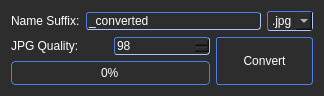
First picture: the form in convertimagesdialog.ui, repository Theverat/ImagePreview, before the edit.
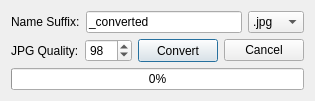
Second picture: the form after the edit.

Diff of the .ui file:
```diff
--- a/convertimagesdialog.ui
+++ b/convertimagesdialog.ui
@@ -6,8 +6,8 @@
    <rect>
     <x>0</x>
     <y>0</y>
-    <width>324</width>
-    <height>96</height>
+    <width>296</width>
+    <height>98</height>
    </rect>
   </property>
   <property name="sizePolicy">
@@ -25,16 +25,12 @@
   <property name="maximumSize">
    <size>
     <width>16777215</width>
-    <height>96</height>
+    <height>98</height>
    </size>
   </property>
   <property name="windowTitle">
    <string>Convert Images</string>
   </property>
-  <property name="styleSheet">
-   <string notr="true">background-color: rgb(45, 45, 45);
-color: #fff;</string>
-  </property>
   <layout class="QVBoxLayout" name="verticalLayout">
    <item>
     <layout class="QHBoxLayout" name="horizontalLayout">
@@ -50,20 +46,6 @@
        <property name="autoFillBackground">
         <bool>false</bool>
        </property>
-       <property name="styleSheet">
-        <string notr="true">color: rgb(255, 255, 255);
-
-background-color: qlineargradient(
-x1: 0, y1: 0, x2: 0, y2: 1,
-stop: 0 #333, stop: 1 #444);
-
-border-style: inset;
-border-width: 1px;
-border-color: rgb(74, 127, 227);
-border-radius: 3px;
-
-</string>
-       </property>
        <property name="text">
         <string>_converted</string>
        </property>
@@ -89,23 +71,6 @@
        <property name="autoFillBackground">
         <bool>false</bool>
        </property>
-       <property name="styleSheet">
-        <string notr="true">QComboBox {
-background-color: qlineargradient(
-	x1: 0, y1: 0, x2: 0, y2: 1,
-	stop: 0 #333, stop: 1 #444);
-color: rgb(255, 255, 255);
-
-border-style: inset;
-border-width: 1px;
-border-color: rgb(74, 127, 227);
-border-radius: 3px;
-}
-
-QComboBox::down-arrow {
-	color: rgb(158, 158, 158, 0);
-}</string>
-       </property>
        <property name="sizeAdjustPolicy">
         <enum>QComboBox::AdjustToContentsOnFirstShow</enum>
        </property>
@@ -147,29 +112,29 @@
     </layout>
    </item>
    <item>
-    <layout class="QGridLayout" name="gridLayout">
-     <item row="0" column="1">
+    <layout class="QHBoxLayout" name="horizontalLayout_3">
+     <item>
+      <spacer name="horizontalSpacer_2">
+       <property name="orientation">
+        <enum>Qt::Horizontal</enum>
+       </property>
+       <property name="sizeHint" stdset="0">
+        <size>
+         <width>40</width>
+         <height>20</height>
+        </size>
+       </property>
+      </spacer>
+     </item>
+     <item>
+      <widget class="QLabel" name="label_jpgQuality">
+       <property name="text">
+        <string>JPG Quality:</string>
+       </property>
+      </widget>
+     </item>
+     <item>
       <widget class="QSpinBox" name="spinBox_jpgQuality">
-       <property name="styleSheet">
-        <string notr="true">QSpinBox {
-	border-style: inset;
-border-width: 1px;
-border-color: rgb(74, 127, 227);
-border-radius: 3px;
-
-background-color: qlineargradient(
-	x1: 0, y1: 0, x2: 0, y2: 1,
-	stop: 0 #333, stop: 1 #444);
- }
-
-QSpinBox::up-arrow {
-    color: rgb(180, 180, 180);
- }
-
-QSpinBox::down-arrow {
-    color: rgb(180, 180, 180);
- }</string>
-       </property>
        <property name="minimum">
         <number>1</number>
        </property>
@@ -181,40 +146,7 @@
        </property>
       </widget>
      </item>
-     <item row="0" column="0">
-      <widget class="QLabel" name="label_jpgQuality">
-       <property name="text">
-        <string>JPG Quality:</string>
-       </property>
-      </widget>
-     </item>
-     <item row="1" column="0" colspan="2">
-      <widget class="QProgressBar" name="progressBar">
-       <property name="styleSheet">
-        <string notr="true">QProgressBar {
-    border: 1px solid  rgb(74, 127, 227);
-    border-radius: 4px;
-	text-align: center;
-	background-color: qlineargradient(
-	x1: 0, y1: 0, x2: 0, y2: 1,
-	stop: 0 #262626, stop: 1 #373737);
- }
-
- QProgressBar::chunk {
-	
-	background-color: rgb(51, 96, 191);
-    width: 20px;
- }</string>
-       </property>
-       <property name="value">
-        <number>0</number>
-       </property>
-       <property name="textVisible">
-        <bool>true</bool>
-       </property>
-      </widget>
-     </item>
-     <item row="0" column="2" rowspan="2">
+     <item>
       <widget class="QPushButton" name="pushButton_convert">
        <property name="sizePolicy">
         <sizepolicy hsizetype="Minimum" vsizetype="Preferred">
@@ -225,42 +157,6 @@
        <property name="autoFillBackground">
         <bool>false</bool>
        </property>
-       <property name="styleSheet">
-        <string notr="true">QPushButton {
-
-background: qlineargradient(x1: 0, y1: 0, x2: 0, y2: 1,
-stop: 0 #a6a6a6, stop: 0.08 #7f7f7f,
-stop: 0.39999 #717171, stop: 0.4 #626262,
-stop: 0.9 #4c4c4c, stop: 1 #333333);
-
-/*
-background: qradialgradient(cx: 0.5, cy: -0.3,
-fx: 0.5, fy: -0.3,
-radius: 1.4, stop: 0 #888, stop: 1 #222);
-*/
-
-border: 1px solid;
-border-color: rgb(74, 127, 227);
-border-radius: 3px;
-
-height: 16px;
-}
-
-QPushButton::hover {
-
-background: qlineargradient(x1: 0, y1: 0, x2: 0, y2: 1,
-stop: 0 #a6a6a6, stop: 0.08 #7f7f7f,
-stop: 0.39999 #68717b, stop: 0.4 #4a5e75,
-stop: 0.9 #4c4c4c, stop: 1 #333333);
-
-/*
-background: qradialgradient(cx: 0.5, cy: -0.3,
-fx: 0.5, fy: -0.3,
-radius: 1.4, stop: 0 #5a84ae, stop: 1 #222);
-*/
-
-}</string>
-       </property>
        <property name="text">
         <string>Convert</string>
        </property>
@@ -272,8 +168,37 @@
        </property>
       </widget>
      </item>
+     <item>
+      <widget class="QPushButton" name="pushButton_cancel">
+       <property name="text">
+        <string>Cancel</string>
+       </property>
+       <property name="default">
+        <bool>false</bool>
+       </property>
+      </widget>
+     </item>
     </layout>
    </item>
+   <item>
+    <widget class="QProgressBar" name="progressBar">
+     <property name="value">
+      <number>0</number>
+     </property>
+     <property name="alignment">
+      <set>Qt::AlignCenter</set>
+     </property>
+     <property name="textVisible">
+      <bool>true</bool>
+     </property>
+     <property name="invertedAppearance">
+      <bool>false</bool>
+     </property>
+     <property name="textDirection">
+      <enum>QProgressBar::TopToBottom</enum>
+     </property>
+    </widget>
+   </item>
   </layout>
  </widget>
  <tabstops>
```
Left out of the diff: 1 changed line with no effect on the pictures.
